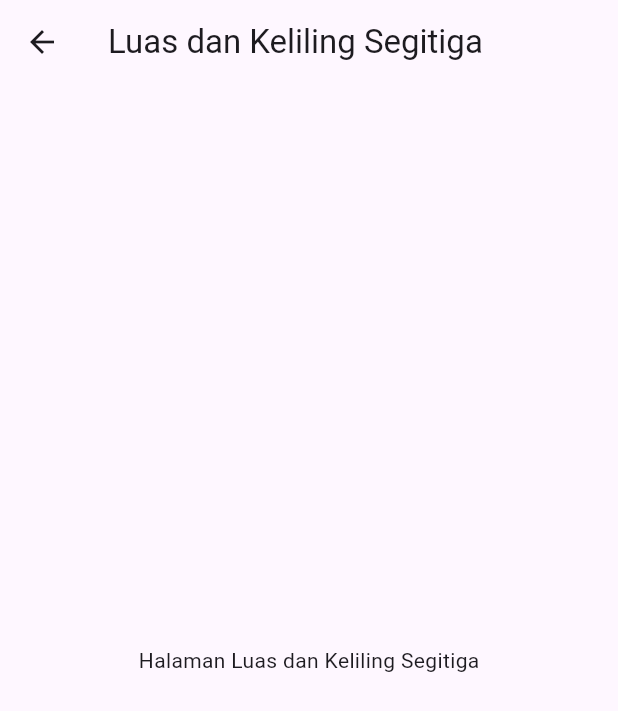
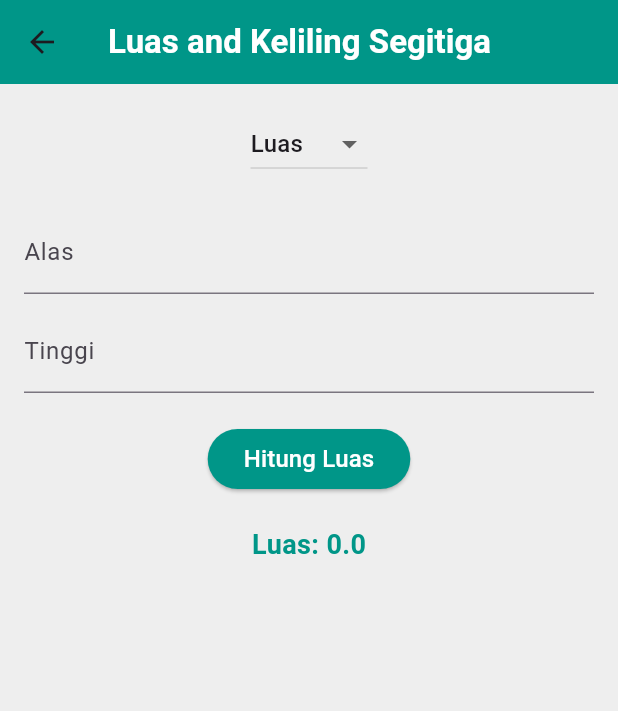
Before and after one commit to AdityaNugraha1/Mobile-Layout, a Flutter app: the MainOptionsPage screen opened directly, after a tap on "Luas dan Keliling Segitiga", on a phone screen of 412 x 824 dp. Shown: the top 711 px of the screen. Run offline on Flutter 3.47's test engine with Material 3 defaults, Android fonts, the phone set to English and light mode, and no system bars.

Commit message:
Update my_home_page.dart

```diff
--- a/lib/my_home_page.dart
+++ b/lib/my_home_page.dart
@@ -1,5 +1,6 @@
 import 'dart:async';
 import 'package:flutter/material.dart';
+import 'dart:math';
 
 class HomePage extends StatefulWidget {
   const HomePage({Key? key}) : super(key: key);
@@ -73,7 +74,7 @@ class MainOptionsPage extends StatelessWidget {
             Navigator.push(context, MaterialPageRoute(builder: (context) => BilanganPrimaPage()));
           }),
           OptionItem(title: 'Luas dan Keliling Segitiga', onTap: () {
-            Navigator.push(context, MaterialPageRoute(builder: (context) => SegitigaPage()));
+            Navigator.push(context, MaterialPageRoute(builder: (context) => AreaCalculator()));
           }),
           OptionItem(title: 'Situs Rekomendasi', onTap: () {
             Navigator.push(context, MaterialPageRoute(builder: (context) => SitusRekomendasiPage()));
@@ -133,16 +134,156 @@ class BilanganPrimaPage extends StatelessWidget {
     );
   }
 }
+class Triangle {
+  double base;
+  double height;
+  double side1;
+  double side2;
 
-class SegitigaPage extends StatelessWidget {
+  Triangle(this.base, this.height, this.side1, this.side2);
+
+  double calculateArea() {
+    return 0.5 * base * height;
+  }
+
+  double calculatePerimeter() {
+    return base + side1 + side2;
+  }
+}
+
+class AreaCalculator extends StatefulWidget {
+  @override
+  _AreaCalculatorState createState() => _AreaCalculatorState();
+}
+
+class _AreaCalculatorState extends State<AreaCalculator> {
+  final baseController = TextEditingController();
+  final heightController = TextEditingController();
+  final side1Controller = TextEditingController();
+  final side2Controller = TextEditingController();
+  double area = 0.0;
+  double perimeter = 0.0;
+  String dropdownValue = 'Luas';
+
+  Widget buildAreaFields() {
+    return Column(
+      children: <Widget>[
+        TextField(
+          controller: baseController,
+          decoration: InputDecoration(
+            labelText: 'Alas',
+            hintText: 'Masukkan Alas Segitiga',
+          ),
+          keyboardType: TextInputType.number,
+        ),
+        SizedBox(height: 10),
+        TextField(
+          controller: heightController,
+          decoration: InputDecoration(
+            labelText: 'Tinggi',
+            hintText: 'Masukkan Tinggi Segitiga',
+          ),
+          keyboardType: TextInputType.number,
+        ),
+      ],
+    );
+  }
+
+  Widget buildPerimeterFields() {
+    return Column(
+      children: <Widget>[
+        TextField(
+          controller: baseController,
+          decoration: InputDecoration(
+            labelText: 'Sisi 1',
+            hintText: 'Masukkan Sisi Segitiga',
+          ),
+          keyboardType: TextInputType.number,
+        ),
+        SizedBox(height: 10),
+        TextField(
+          controller: side1Controller,
+          decoration: InputDecoration(
+            labelText: 'Sisi 2',
+            hintText: 'Masukkan Sisi Segitiga',
+          ),
+          keyboardType: TextInputType.number,
+        ),
+        SizedBox(height: 10),
+        TextField(
+          controller: side2Controller,
+          decoration: InputDecoration(
+            labelText: 'Sisi 3',
+            hintText: 'Masukkan Sisi Segitiga',
+          ),
+          keyboardType: TextInputType.number,
+        ),
+      ],
+    );
+  }
+
   @override
   Widget build(BuildContext context) {
     return Scaffold(
+      backgroundColor: Colors.grey[200],
       appBar: AppBar(
-        title: Text('Luas dan Keliling Segitiga'),
+        title: Text('Luas and Keliling Segitiga', style: TextStyle(fontWeight: FontWeight.bold, color: Colors.white)),
+        backgroundColor: Colors.teal,
       ),
-      body: Center(
-        child: Text('Halaman Luas dan Keliling Segitiga'),
+      body: SingleChildScrollView(
+        padding: const EdgeInsets.all(16.0),
+        child: Column(
+          children: <Widget>[
+            DropdownButton<String>(
+              value: dropdownValue,
+              onChanged: (String? newValue) {
+                setState(() {
+                  dropdownValue = newValue!;
+                });
+              },
+              items: <String>['Luas', 'Keliling']
+                  .map<DropdownMenuItem<String>>((String value) {
+                return DropdownMenuItem<String>(
+                  value: value,
+                  child: Text(value, style: TextStyle(fontSize: 16)),
+                );
+              }).toList(),
+            ),
+            SizedBox(height: 20),
+            AnimatedSwitcher(
+              duration: const Duration(milliseconds: 500),
+              child: dropdownValue == 'Luas' ? buildAreaFields() : buildPerimeterFields(),
+            ),
+            SizedBox(height: 20),
+            ElevatedButton(
+              style: ElevatedButton.styleFrom(
+                backgroundColor: Colors.teal, // background
+                foregroundColor: Colors.white, // foreground
+              ),
+              child: Text('Hitung $dropdownValue', style: TextStyle(fontSize: 16)),
+              onPressed: () {
+                setState(() {
+                  double base = double.parse(baseController.text);
+                  if (dropdownValue == 'Luas') {
+                    double height = double.parse(heightController.text);
+                    Triangle triangle = Triangle(base, height, 0, 0);
+                    area = triangle.calculateArea();
+                  } else {
+                    double side1 = double.parse(side1Controller.text);
+                    double side2 = double.parse(side2Controller.text);
+                    Triangle triangle = Triangle(base, 0, side1, side2);
+                    perimeter = triangle.calculatePerimeter();
+                  }
+                });
+              },
+            ),
+            SizedBox(height: 20),
+            Text(
+              dropdownValue == 'Luas' ? 'Luas: $area' : 'Keliling: $perimeter',
+              style: TextStyle(fontSize: 18, fontWeight: FontWeight.bold, color: Colors.teal),
+            ),
+          ],
+        ),
       ),
     );
   }
```
